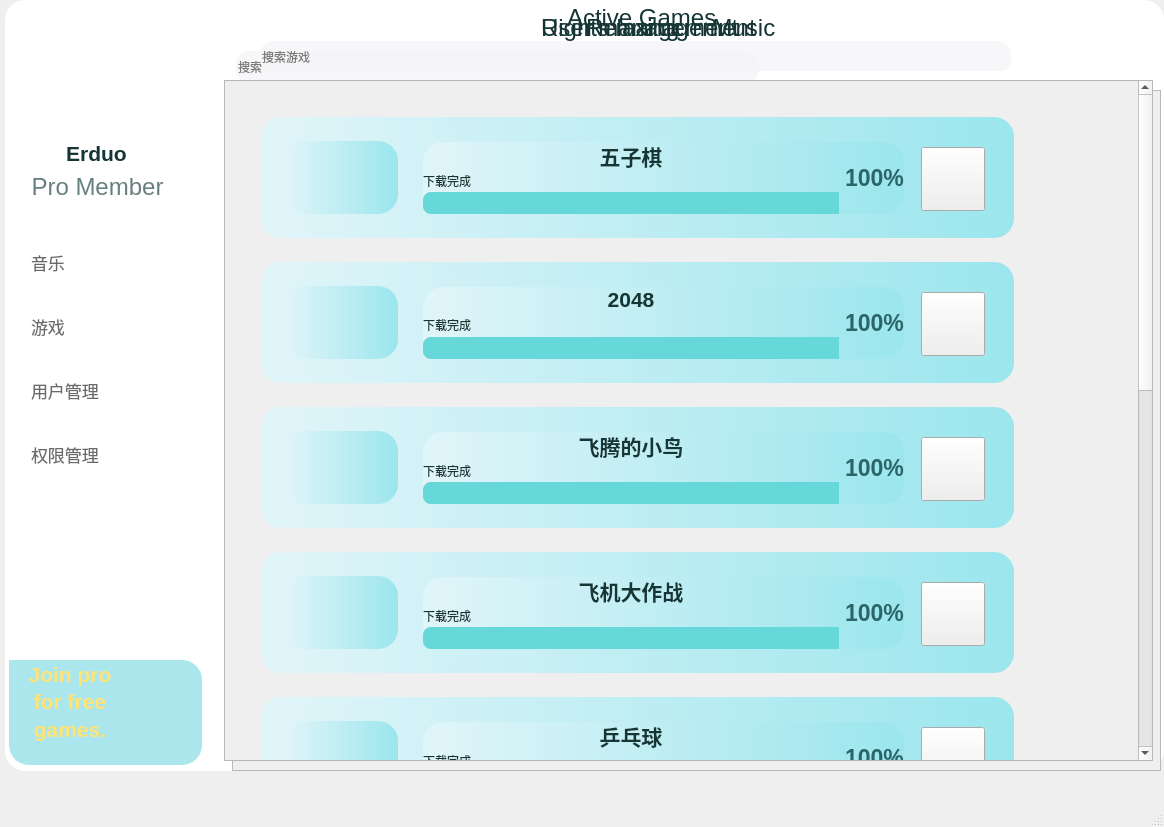
Old version of the form UI/UI_gamescreen.ui in the repository 6naykai/GamingPlatform.
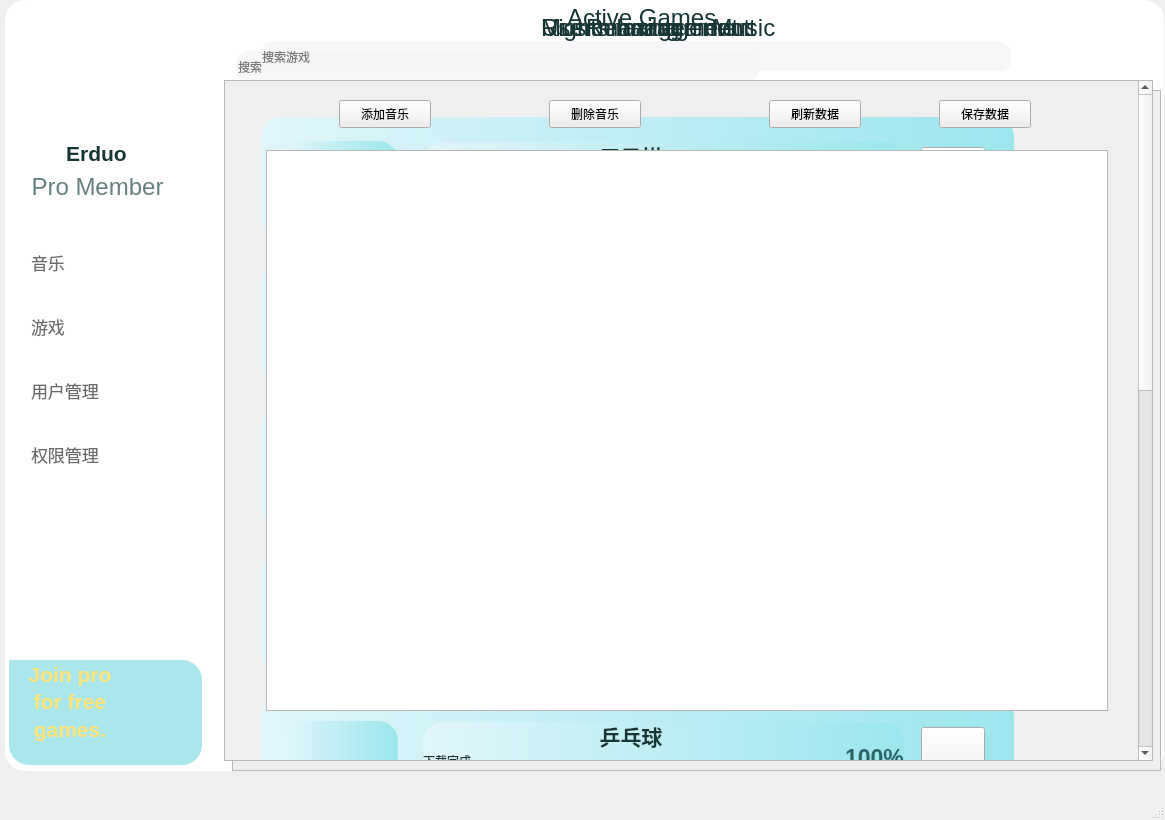
New version of the form. Icons and pictures are not drawn.

Commit message: 音乐管理页面完成

The edit to the form file:
```diff
--- a/UI/UI_gamescreen.ui
+++ b/UI/UI_gamescreen.ui
@@ -6,8 +6,8 @@
    <rect>
     <x>0</x>
     <y>0</y>
-    <width>1164</width>
-    <height>827</height>
+    <width>1165</width>
+    <height>820</height>
    </rect>
   </property>
   <property name="windowTitle">
@@ -2910,12 +2910,163 @@
       <normaloff>:/icons/icons/close.png</normaloff>:/icons/icons/close.png</iconset>
     </property>
    </widget>
+   <widget class="QWidget" name="widget_musics_management" native="true">
+    <property name="geometry">
+     <rect>
+      <x>219</x>
+      <y>0</y>
+      <width>945</width>
+      <height>771</height>
+     </rect>
+    </property>
+    <property name="styleSheet">
+     <string notr="true">widget{
+border:none;
+	background-color: rgba(255, 255, 255, 0);
+}</string>
+    </property>
+    <widget class="QFrame" name="frame_music_manage">
+     <property name="geometry">
+      <rect>
+       <x>1</x>
+       <y>0</y>
+       <width>940</width>
+       <height>71</height>
+      </rect>
+     </property>
+     <property name="styleSheet">
+      <string notr="true">.QFrame{
+	background-color: rgba(255, 255, 255, 0);
+	border-radius:20px;
+}</string>
+     </property>
+     <property name="frameShape">
+      <enum>QFrame::StyledPanel</enum>
+     </property>
+     <property name="frameShadow">
+      <enum>QFrame::Raised</enum>
+     </property>
+     <widget class="QLabel" name="label_music_manage">
+      <property name="geometry">
+       <rect>
+        <x>321</x>
+        <y>10</y>
+        <width>280</width>
+        <height>35</height>
+       </rect>
+      </property>
+      <property name="font">
+       <font>
+        <family>Arial</family>
+        <pointsize>18</pointsize>
+        <weight>50</weight>
+        <bold>false</bold>
+       </font>
+      </property>
+      <property name="styleSheet">
+       <string notr="true">color: rgb(22, 54, 53)</string>
+      </property>
+      <property name="text">
+       <string>Music management</string>
+      </property>
+     </widget>
+     <widget class="QPushButton" name="pushButton_5">
+      <property name="geometry">
+       <rect>
+        <x>885</x>
+        <y>10</y>
+        <width>42</width>
+        <height>31</height>
+       </rect>
+      </property>
+      <property name="styleSheet">
+       <string notr="true">border-radius:20px;</string>
+      </property>
+      <property name="text">
+       <string/>
+      </property>
+      <property name="icon">
+       <iconset>
+        <normaloff>:/icons/image/close.png</normaloff>:/icons/image/close.png</iconset>
+      </property>
+     </widget>
+    </widget>
+    <widget class="QTableWidget" name="table_music">
+     <property name="geometry">
+      <rect>
+       <x>47</x>
+       <y>150</y>
+       <width>842</width>
+       <height>561</height>
+      </rect>
+     </property>
+     <property name="rowCount">
+      <number>0</number>
+     </property>
+     <property name="columnCount">
+      <number>0</number>
+     </property>
+    </widget>
+    <widget class="QPushButton" name="pushButton_add_music">
+     <property name="geometry">
+      <rect>
+       <x>120</x>
+       <y>100</y>
+       <width>92</width>
+       <height>28</height>
+      </rect>
+     </property>
+     <property name="text">
+      <string>添加音乐</string>
+     </property>
+    </widget>
+    <widget class="QPushButton" name="pushButton_delete_music">
+     <property name="geometry">
+      <rect>
+       <x>330</x>
+       <y>100</y>
+       <width>92</width>
+       <height>28</height>
+      </rect>
+     </property>
+     <property name="text">
+      <string>删除音乐</string>
+     </property>
+    </widget>
+    <widget class="QPushButton" name="pushButton_refresh_music">
+     <property name="geometry">
+      <rect>
+       <x>550</x>
+       <y>100</y>
+       <width>92</width>
+       <height>28</height>
+      </rect>
+     </property>
+     <property name="text">
+      <string>刷新数据</string>
+     </property>
+    </widget>
+    <widget class="QPushButton" name="pushButton_save_music">
+     <property name="geometry">
+      <rect>
+       <x>720</x>
+       <y>100</y>
+       <width>92</width>
+       <height>28</height>
+      </rect>
+     </property>
+     <property name="text">
+      <string>保存数据</string>
+     </property>
+    </widget>
+   </widget>
    <zorder>label_6</zorder>
    <zorder>frame_2</zorder>
    <zorder>widget_users</zorder>
    <zorder>widget_musics</zorder>
    <zorder>widget_quanxians</zorder>
    <zorder>widget_games</zorder>
+   <zorder>widget_musics_management</zorder>
    <zorder>pushButton</zorder>
   </widget>
   <widget class="QMenuBar" name="menubar">
@@ -2923,7 +3074,7 @@
     <rect>
      <x>0</x>
      <y>0</y>
-     <width>1164</width>
+     <width>1165</width>
      <height>26</height>
     </rect>
    </property>
```
The commit also changes 9 other files.
